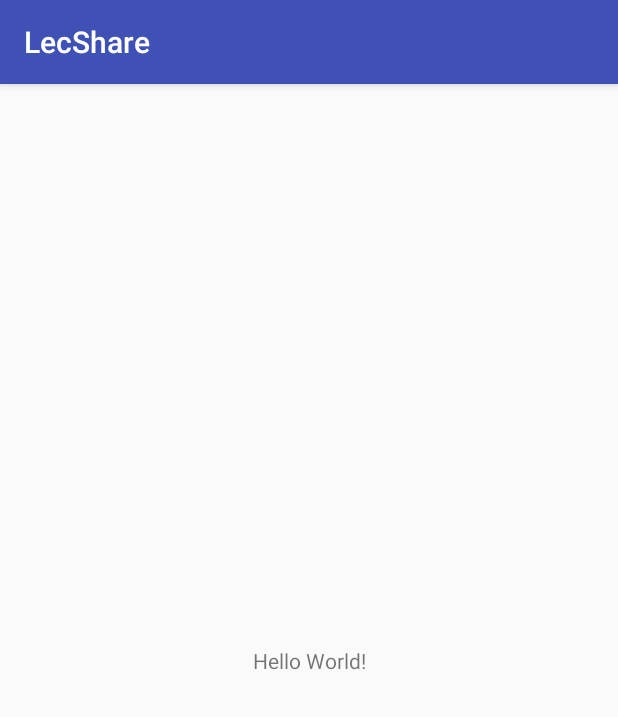
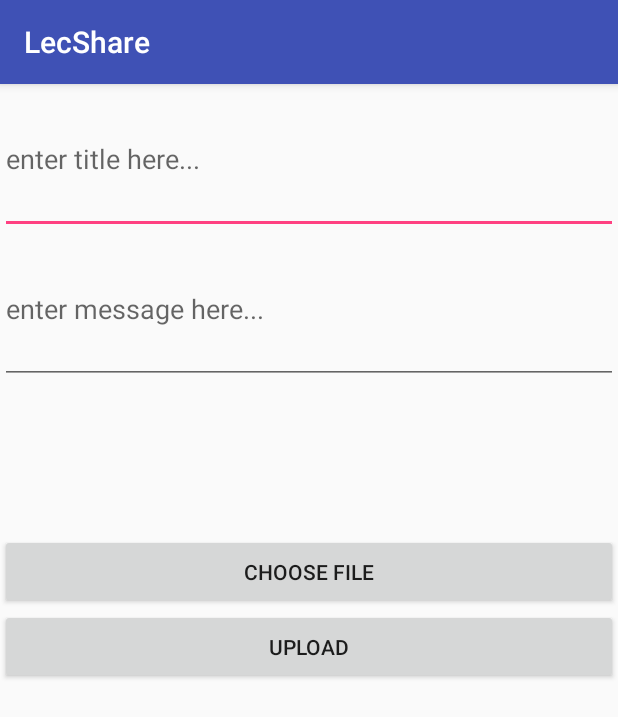
Before and after one commit to mickey0142/LecShare, an Android app: the screen it shows after launch (MainActivity), on a phone screen of 412 x 824 dp. Shown: the top 717 px of the screen. Run offline under Robolectric (Android 15) with nearby library versions, the phone set to English and light mode, and no system bars; our stand-ins replace Firebase (no records; nobody signed in at launch, a user with empty details on screens opened directly).

Commit message:
add upload lecture note feature

```diff
--- a/app/src/main/java/com/kairanpa/se/lecshare/MainActivity.java
+++ b/app/src/main/java/com/kairanpa/se/lecshare/MainActivity.java
@@ -9,5 +9,12 @@ public class MainActivity extends AppCompatActivity {
     protected void onCreate(Bundle savedInstanceState) {
         super.onCreate(savedInstanceState);
         setContentView(R.layout.activity_main);
+        if (savedInstanceState == null)
+        {
+            getSupportFragmentManager()
+                    .beginTransaction()
+                    .replace(R.id.main_view, new UploadFragment())
+                    .commit();
+        }
     }
 }
--- a/app/src/main/res/layout/activity_main.xml
+++ b/app/src/main/res/layout/activity_main.xml
@@ -6,13 +6,9 @@
     android:layout_height="match_parent"
     tools:context=".MainActivity">
 
-    <TextView
-        android:layout_width="wrap_content"
-        android:layout_height="wrap_content"
-        android:text="Hello World!"
-        app:layout_constraintBottom_toBottomOf="parent"
-        app:layout_constraintLeft_toLeftOf="parent"
-        app:layout_constraintRight_toRightOf="parent"
-        app:layout_constraintTop_toTopOf="parent" />
+    <FrameLayout
+        android:id="@+id/main_view"
+        android:layout_width="match_parent"
+        android:layout_height="match_parent"></FrameLayout>
 
 </android.support.constraint.ConstraintLayout>
--- /dev/null
+++ b/app/src/main/res/layout/fragment_upload.xml
@@ -0,0 +1,50 @@
+<?xml version="1.0" encoding="utf-8"?>
+<LinearLayout xmlns:android="http://schemas.android.com/apk/res/android"
+    android:orientation="vertical" android:layout_width="match_parent"
+    android:layout_height="match_parent">
+
+    <ScrollView
+        android:layout_width="match_parent"
+        android:layout_height="wrap_content">
+        <LinearLayout
+            android:layout_width="match_parent"
+            android:layout_height="match_parent"
+            android:orientation="vertical">
+
+            <EditText
+                android:id="@+id/upload_title"
+                android:layout_width="match_parent"
+                android:layout_height="100dp"
+                android:hint="enter title here..."
+                android:inputType="text"/>
+
+            <EditText
+                android:id="@+id/upload_description"
+                android:layout_width="match_parent"
+                android:layout_height="100dp"
+                android:hint="enter message here..."
+                android:inputType="text"/>
+
+            <ListView
+                android:id="@+id/upload_file_list"
+                android:layout_width="match_parent"
+                android:layout_height="100dp">
+
+            </ListView>
+
+            <Button
+                android:id="@+id/upload_choose_file_button"
+                android:layout_width="match_parent"
+                android:layout_height="50dp"
+                android:text="choose file"/>
+
+            <Button
+                android:id="@+id/upload_upload_button"
+                android:layout_width="match_parent"
+                android:layout_height="50dp"
+                android:text="upload"/>
+
+        </LinearLayout>
+    </ScrollView>
+
+</LinearLayout>
```
Also changed, not shown: app/src/main/java/com/kairanpa/se/lecshare/FileListAdapter.java (added, +47 -0 lines), app/src/main/java/com/kairanpa/se/lecshare/GetFilePathFromDevice.java (added, +98 -0 lines), app/src/main/java/com/kairanpa/se/lecshare/UploadFragment.java (added, +194 -0 lines), app/src/main/java/model/LecNote.java (added, +64 -0 lines), app/src/main/res/layout/fragment_upload_file_item.xml (added, +20 -0 lines), app/src/main/res/drawable-hdpi/ico_delete.png (added), app/src/main/res/drawable-mdpi/ico_delete.png (added), app/src/main/res/drawable-xhdpi/ico_delete.png (added), app/src/main/res/drawable-xxhdpi/ico_delete.png (added).
